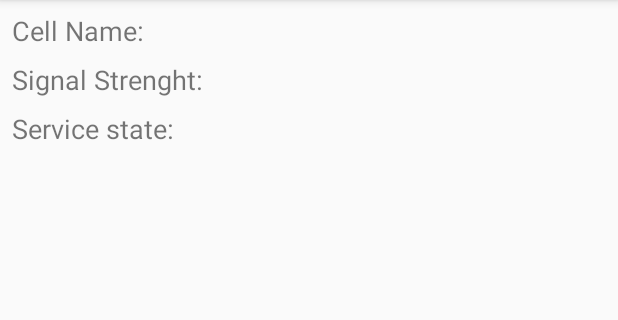
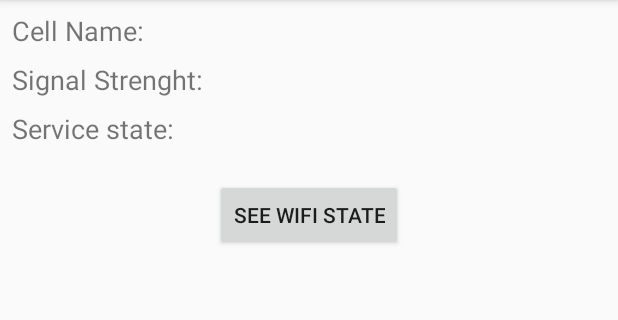
Before and after one commit to AdriCardenas/TelephonyManagerTest, an Android app: the screen it shows after launch (TelefonyActivity), on a phone screen of 412 x 824 dp, the part 84-404 px from its top. Run offline under Robolectric (Android 15) with nearby library versions, the phone set to English and light mode, and no system bars; our stand-ins replace ButterKnife.

Commit message:
Added print in log and scan wifi state

```diff
--- a/app/build.gradle
+++ b/app/build.gradle
@@ -32,6 +32,7 @@ dependencies {
     implementation 'com.android.support:appcompat-v7:28.0.0'
     implementation 'com.android.support.constraint:constraint-layout:1.1.3'
     implementation 'com.jakewharton:butterknife:9.0.0-rc2'
+    implementation 'com.android.support:recyclerview-v7:28.0.0'
     annotationProcessor 'com.jakewharton:butterknife-compiler:9.0.0-rc2'
     testImplementation 'junit:junit:4.12'
     androidTestImplementation 'com.android.support.test:runner:1.0.2'
--- a/app/src/main/java/adrian/com/telephonymanagertest/CustomPhoneStateListener.java
+++ b/app/src/main/java/adrian/com/telephonymanagertest/CustomPhoneStateListener.java
@@ -5,7 +5,7 @@ import android.telephony.*;
 public class CustomPhoneStateListener extends PhoneStateListener {
     private final MainPhoneListener listener;
 
-    public CustomPhoneStateListener(MainPhoneListener listener){
+    public CustomPhoneStateListener(MainPhoneListener listener) {
         this.listener = listener;
     }
 
--- a/app/src/main/java/adrian/com/telephonymanagertest/TelefonyActivity.java
+++ b/app/src/main/java/adrian/com/telephonymanagertest/TelefonyActivity.java
@@ -2,14 +2,11 @@ package adrian.com.telephonymanagertest;
 
 import android.Manifest;
 import android.content.BroadcastReceiver;
-import android.content.ComponentName;
 import android.content.Context;
 import android.content.Intent;
 import android.content.IntentFilter;
-import android.content.ServiceConnection;
 import android.content.pm.PackageManager;
 import android.os.Bundle;
-import android.os.IBinder;
 import android.support.annotation.Nullable;
 import android.support.v4.app.ActivityCompat;
 import android.support.v4.content.ContextCompat;
@@ -19,6 +16,7 @@ import android.telephony.CellLocation;
 import android.telephony.SignalStrength;
 import android.telephony.cdma.CdmaCellLocation;
 import android.telephony.gsm.GsmCellLocation;
+import android.widget.Button;
 import android.widget.TextView;
 
 import butterknife.BindView;
@@ -29,12 +27,17 @@ public class TelefonyActivity extends AppCompatActivity implements MainPhoneList
     TextView cellTv;
     @BindView(R.id.signal_strenght)
     TextView signalTv;
+    @BindView(R.id.button)
+    Button button;
     @BindView(R.id.service_state)
     TextView serviceTv;
 
     private static int REQUEST_ACCESS_FINE_LOCATION = 101;
     private static int REQUEST_ACCESS_COARSE_LOCATION = 102;
     private static int REQUEST_READ_PHONE_STATE = 103;
+    private static int REQUEST_WRITE_EXTERNAL = 104;
+    private static int REQUEST_WIFI_STATE = 105;
+    private static int REQUEST_CHANGE_WIFI_STATE = 105;
 
     Intent serviceIntent;
 
@@ -65,6 +68,11 @@ public class TelefonyActivity extends AppCompatActivity implements MainPhoneList
         intentFilter.addAction(LOCATION_EVENT);
 
         LocalBroadcastManager.getInstance(this).registerReceiver(mMessageReceiver, intentFilter);
+
+        button.setOnClickListener(v -> {
+            Intent intent = new Intent(TelefonyActivity.this, WifiActivity.class);
+            startActivity(intent);
+        });
         super.onResume();
     }
 
@@ -121,6 +129,28 @@ public class TelefonyActivity extends AppCompatActivity implements MainPhoneList
                     new String[]{Manifest.permission.READ_PHONE_STATE},
                     REQUEST_READ_PHONE_STATE);
         }
+
+        if (ContextCompat.checkSelfPermission(this, Manifest.permission.WRITE_EXTERNAL_STORAGE) != PackageManager.PERMISSION_GRANTED) {
+            permissionGranted = false;
+            ActivityCompat.requestPermissions(this,
+                    new String[]{Manifest.permission.WRITE_EXTERNAL_STORAGE},
+                    REQUEST_WRITE_EXTERNAL);
+        }
+
+        if (ContextCompat.checkSelfPermission(this, Manifest.permission.ACCESS_WIFI_STATE) != PackageManager.PERMISSION_GRANTED) {
+            permissionGranted = false;
+            ActivityCompat.requestPermissions(this,
+                    new String[]{Manifest.permission.ACCESS_WIFI_STATE},
+                    REQUEST_WIFI_STATE);
+        }
+
+        if (ContextCompat.checkSelfPermission(this, Manifest.permission.CHANGE_WIFI_STATE) != PackageManager.PERMISSION_GRANTED) {
+            permissionGranted = false;
+            ActivityCompat.requestPermissions(this,
+                    new String[]{Manifest.permission.CHANGE_WIFI_STATE},
+                    REQUEST_CHANGE_WIFI_STATE);
+        }
+
         return permissionGranted;
     }
 
--- a/app/src/main/java/adrian/com/telephonymanagertest/TelephonyService.java
+++ b/app/src/main/java/adrian/com/telephonymanagertest/TelephonyService.java
@@ -66,6 +66,7 @@ public class TelephonyService extends Service implements MainPhoneListener {
     private void sendMessage(String message, String eventName, String extraName) {
         Intent intent = new Intent(eventName);
         intent.putExtra(extraName, message);
+        Utils.appendLog(message + "\n");
         LocalBroadcastManager.getInstance(this).sendBroadcast(intent);
     }
 }
--- a/app/src/main/res/layout/activity_main.xml
+++ b/app/src/main/res/layout/activity_main.xml
@@ -95,4 +95,16 @@
         android:layout_height="wrap_content"
         app:barrierDirection="bottom"
         app:constraint_referenced_ids="signal_strenght,signal_strenght_title" />
+
+    <Button
+        android:id="@+id/button"
+        android:layout_width="wrap_content"
+        android:layout_height="wrap_content"
+        android:layout_marginStart="8dp"
+        android:layout_marginTop="24dp"
+        android:layout_marginEnd="8dp"
+        android:text="See wifi state"
+        app:layout_constraintEnd_toEndOf="parent"
+        app:layout_constraintStart_toStartOf="parent"
+        app:layout_constraintTop_toBottomOf="@+id/service_state" />
 </android.support.constraint.ConstraintLayout>
```
Also changed, not shown: app/src/main/AndroidManifest.xml (+13 -5 lines).
